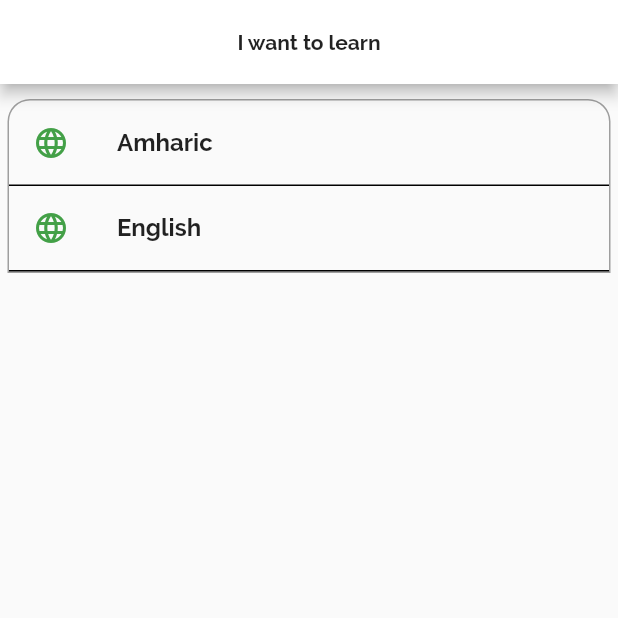
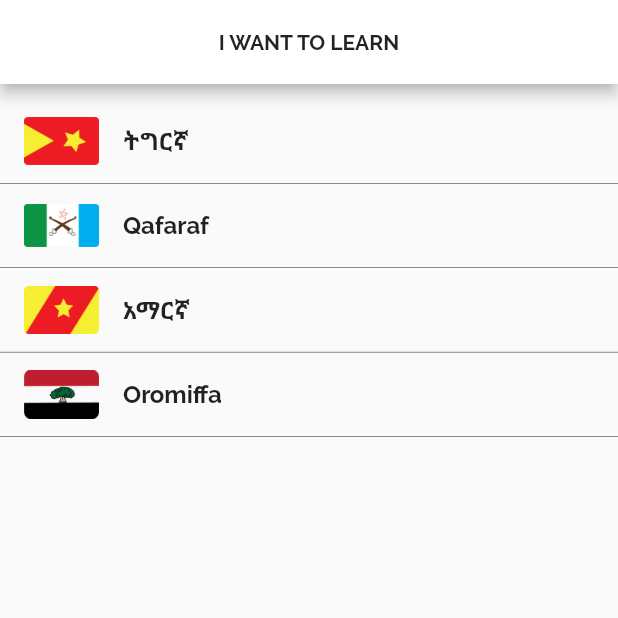
Before and after one commit to Besuf/lesan, a Flutter app: the screen it shows after launch, on a phone screen of 412 x 824 dp, the top half of it. Run offline on Flutter 3.47's test engine with Material 2 defaults, Android fonts, the light colour scheme and no system bars; our stand-ins replace audioplayers; generated files the repository leaves out were written again.

Commit message:
Language select edited

```diff
--- a/lib/main.dart
+++ b/lib/main.dart
@@ -29,7 +29,7 @@ class MyApp extends StatelessWidget {
         // Define the default TextTheme. Use this to specify the default
         // text styling for headlines, titles, bodies of text, and more.
         textTheme: TextTheme(
-          headline: TextStyle(fontSize: 72.0, fontWeight: FontWeight.bold),
+          headline: TextStyle(fontSize: 72.0, fontWeight: FontWeight.bold, fontFamily: 'Raleway',),
           title: TextStyle(
             fontSize: 36.0,
           ),
--- a/lib/screens/language_select.dart
+++ b/lib/screens/language_select.dart
@@ -6,53 +6,59 @@ class LanguageSelect extends StatelessWidget {
 
   @override
   Widget build(BuildContext context) {
-    List<String> _languages = ['Amharic', 'English'];
+    List<Lang> _languages = [
+      Lang(languageName:'ትግርኛ',languageSymbolURL:'assets/images/tigray.png'),
+      Lang(languageName:'Qafaraf',languageSymbolURL:'assets/images/afar.png'),
+      Lang(languageName:'አማርኛ',languageSymbolURL:'assets/images/amhara.png'),
+      Lang(languageName:'Oromiffa',languageSymbolURL:'assets/images/oromo.png')
+    ];
 
     return Scaffold(
       appBar: AppBar(
         title: Text(
-          'I want to learn',
+          'I WANT TO LEARN',
           style: Theme.of(context).textTheme.body1,
         ),
         centerTitle: true,
       ),
       body: SafeArea(
-        child: Container(
-          margin: EdgeInsets.only(top: 10.0, left: 5.0, right: 5.0),
-          decoration: BoxDecoration(
-            border: Border.all(width: 1.0, color: Colors.grey),
-            borderRadius: BorderRadius.only(
-              topLeft: Radius.circular(15.0),
-              topRight: Radius.circular(15.0),
+        child: Column(
+          children: <Widget>[
+            Container(
+              height: 10,
             ),
-          ),
-          child: Column(
+            Column(
               mainAxisAlignment: MainAxisAlignment.start,
               mainAxisSize: MainAxisSize.min,
-            children: _languages
+              children:
+              _languages
                   .map(
                     (language) => InkWell(
                       onTap: () => Navigator.of(context).pushNamed(LevelScreen.routeName),
                       child: Container(
                         decoration: BoxDecoration(
                           border: Border(
-                          bottom: BorderSide(width: 1.0)
+                            bottom: BorderSide(width: 0.3)
                           )
                         ),
                         child: ListTile(
-                        leading: Icon(
-                          Icons.language,
-                          color: Theme.of(context).accentColor,
-                        ),
-                        title: Text(language, style: Theme.of(context).textTheme.body2,),
+                          leading: Image(image: AssetImage(language.languageSymbolURL), height: 50, width: 50,),
+                          title: Text(language.languageName, style: Theme.of(context).textTheme.body2,),
                         ),
                       ),
                     ),
                   )
                   .toList(),
             ),
+          ],
         ),
       ),
     );
   }
 }
+
+class Lang{
+  String languageName;
+  String languageSymbolURL;
+  Lang({this.languageName, this.languageSymbolURL});
+}
--- a/lib/screens/level_screen.dart
+++ b/lib/screens/level_screen.dart
@@ -43,7 +43,7 @@ class _LevelState extends State<Level> {
         title: Row(
           mainAxisAlignment: MainAxisAlignment.spaceBetween,
           children: <Widget>[
-            Icon(Icons.flag),
+            Image(image: AssetImage('assets/images/tigray.png'), height: 40, width: 40,),
             Icon(Icons.cast),
             Icon(Icons.find_replace),
             Icon(Icons.headset, color: Colors.red)
```
Also changed, not shown: assets/images/afar.png (added), assets/images/amhara.png (added), assets/images/oromo.png (added), assets/images/tigray.png (added). Lines whose indentation alone changed are shown as unchanged.
